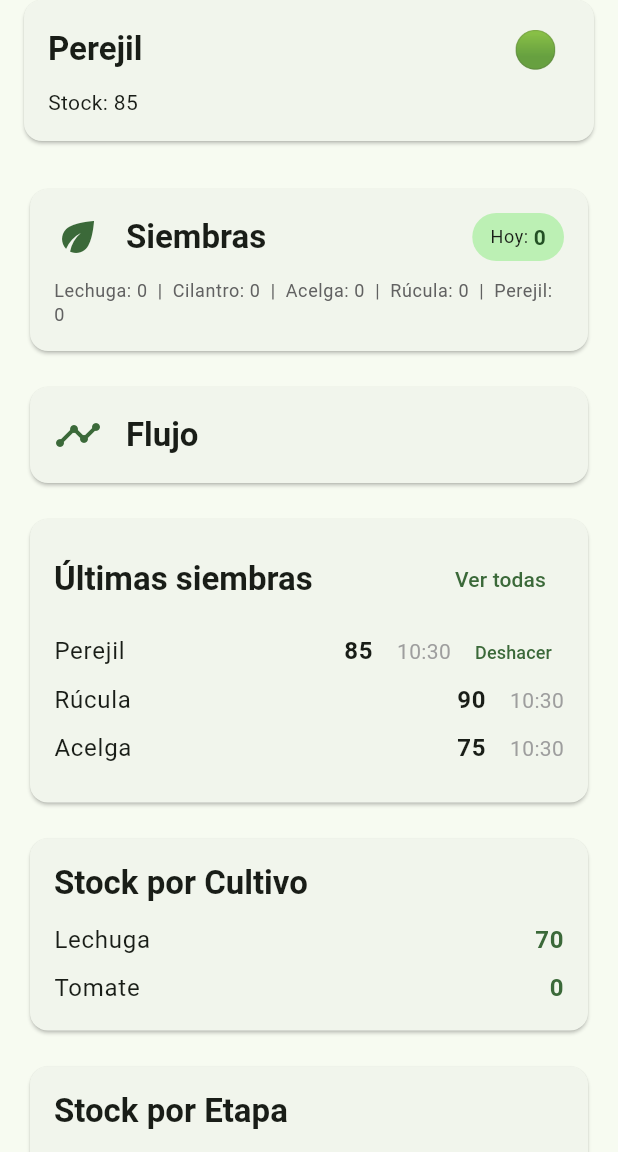
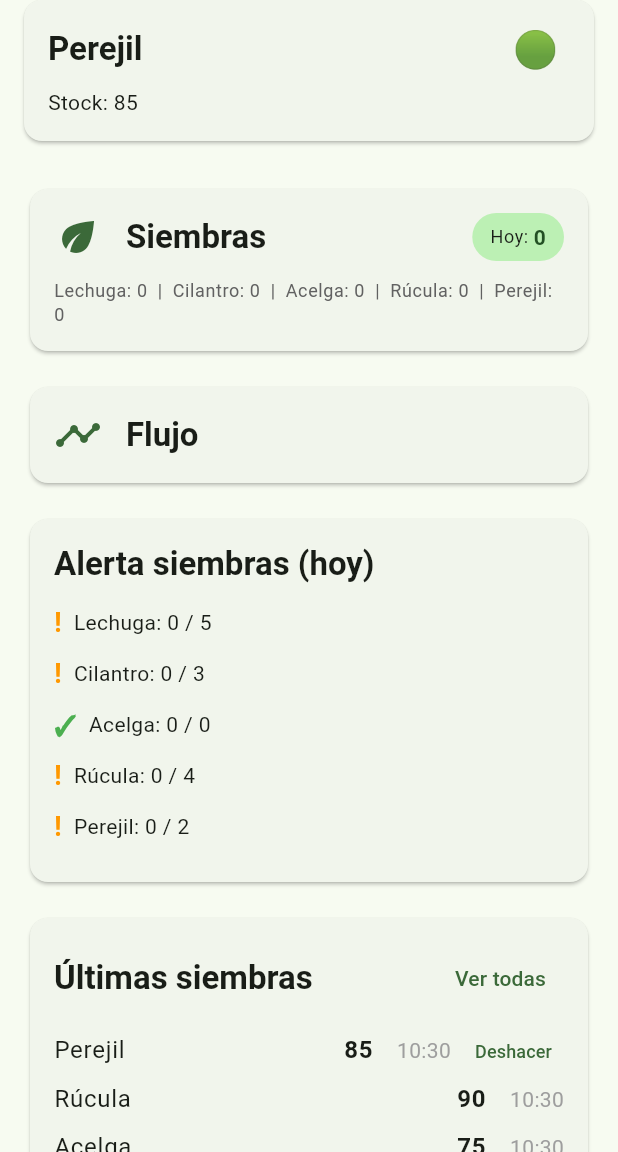
Before and after one commit to casacid-afk/invernadero_mvp, a Flutter app: the screen it shows after launch, scrolled down 576 dp, on a phone screen of 412 x 824 dp, the part 84-1236 px from its top. Run offline on Flutter 3.47's test engine with Material 3 defaults, Android fonts, the phone set to English and light mode, and no system bars; our stand-ins replace cloud_firestore, pdf, printing, share_plus, shared_preferences; accounts and stored records are empty.

Commit message:
CAP38: alerta temprana siembras vs meta diaria por cultivo en Home

```diff
--- a/lib/main.dart
+++ b/lib/main.dart
@@ -46,6 +46,14 @@ class _InvernaderoHomePageState extends State<InvernaderoHomePage> {
   DevScenario _scenarioSeleccionado = DevScenario.normal;
   String? _errorValidacion;
   Map<String, String> _coberturas = {};
+
+  /// Metas diarias de siembras por cultivo
+  static const Map<String, int> METAS_DIARIAS_POR_CULTIVO = {
+    CultivoKeys.lechuga: 5,
+    CultivoKeys.cilantro: 3,
+    CultivoKeys.perejil: 2,
+    CultivoKeys.rucula: 4,
+  };
 
   @override
   void initState() {
@@ -212,6 +220,26 @@ class _InvernaderoHomePageState extends State<InvernaderoHomePage> {
     }
 
     return conteo;
+  }
+
+  /// Calcula el estado de siembras de hoy por cultivo comparando con meta diaria
+  Map<String, Map<String, dynamic>> _calcularEstadoSiembrasHoyPorCultivo() {
+    final siembrasHoy = _contarSiembrasHoyPorCultivo();
+    final estados = <String, Map<String, dynamic>>{};
+
+    for (final cultivoKey in CultivoKeys.todas) {
+      final siembras = siembrasHoy[cultivoKey] ?? 0;
+      final meta = METAS_DIARIAS_POR_CULTIVO[cultivoKey] ?? 0;
+      final estado = siembras >= meta ? 'ok' : 'bajo';
+
+      estados[cultivoKey] = {
+        'siembras': siembras,
+        'meta': meta,
+        'estado': estado,
+      };
+    }
+
+    return estados;
   }
 
   @override
@@ -381,6 +409,9 @@ class _InvernaderoHomePageState extends State<InvernaderoHomePage> {
             const SizedBox(height: 16),
             // Card de acceso a Flujo
             _buildCardFlujo(context),
+            const SizedBox(height: 16),
+            // Alerta siembras hoy
+            _buildCardAlertaSiembras(context),
             const SizedBox(height: 16),
             // Últimas siembras
             _buildUltimasSiembras(context),
@@ -596,6 +627,71 @@ class _InvernaderoHomePageState extends State<InvernaderoHomePage> {
     );
   }
 
+  Widget _buildCardAlertaSiembras(BuildContext context) {
+    final estados = _calcularEstadoSiembrasHoyPorCultivo();
+    final todosOk = estados.values.every((e) => e['estado'] == 'ok');
+
+    return Card(
+      child: Padding(
+        padding: const EdgeInsets.all(16.0),
+        child: Column(
+          crossAxisAlignment: CrossAxisAlignment.start,
+          children: [
+            Text(
+              'Alerta siembras (hoy)',
+              style: Theme.of(context).textTheme.titleLarge?.copyWith(
+                fontWeight: FontWeight.bold,
+              ),
+            ),
+            const SizedBox(height: 12),
+            if (todosOk)
+              Row(
+                children: [
+                  const Text('✅'),
+                  const SizedBox(width: 8),
+                  Text(
+                    'Siembras de hoy en meta',
+                    style: Theme.of(context).textTheme.bodyMedium,
+                  ),
+                ],
+              )
+            else
+              ...CultivoKeys.todas.map((cultivoKey) {
+                final estado = estados[cultivoKey]!;
+                final siembras = estado['siembras'] as int;
+                final meta = estado['meta'] as int;
+                final esOk = estado['estado'] == 'ok';
+                final label = CultivoLabels.obtenerLabel(cultivoKey);
+
+                return Padding(
+                  padding: const EdgeInsets.only(bottom: 8.0),
+                  child: Row(
+                    children: [
+                      Text(
+                        esOk ? '✓' : '!',
+                        style: TextStyle(
+                          color: esOk ? Colors.green : Colors.orange,
+                          fontWeight: FontWeight.bold,
+                          fontSize: 18,
+                        ),
+                      ),
+                      const SizedBox(width: 8),
+                      Expanded(
+                        child: Text(
+                          '$label: $siembras / $meta',
+                          style: Theme.of(context).textTheme.bodyMedium,
+                        ),
+                      ),
+                    ],
+                  ),
+                );
+              }),
+          ],
+        ),
+      ),
+    );
+  }
+
   Widget _buildUltimasSiembras(BuildContext context) {
     final ultimasSiembras = _obtenerUltimasSiembras();
 
```
